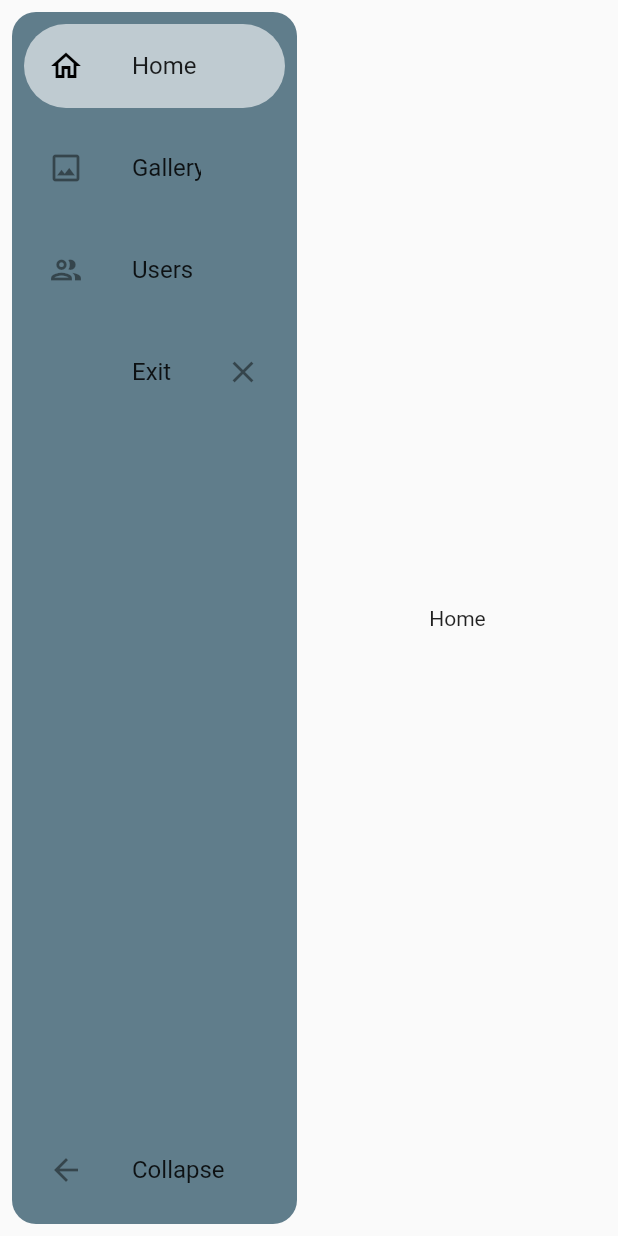
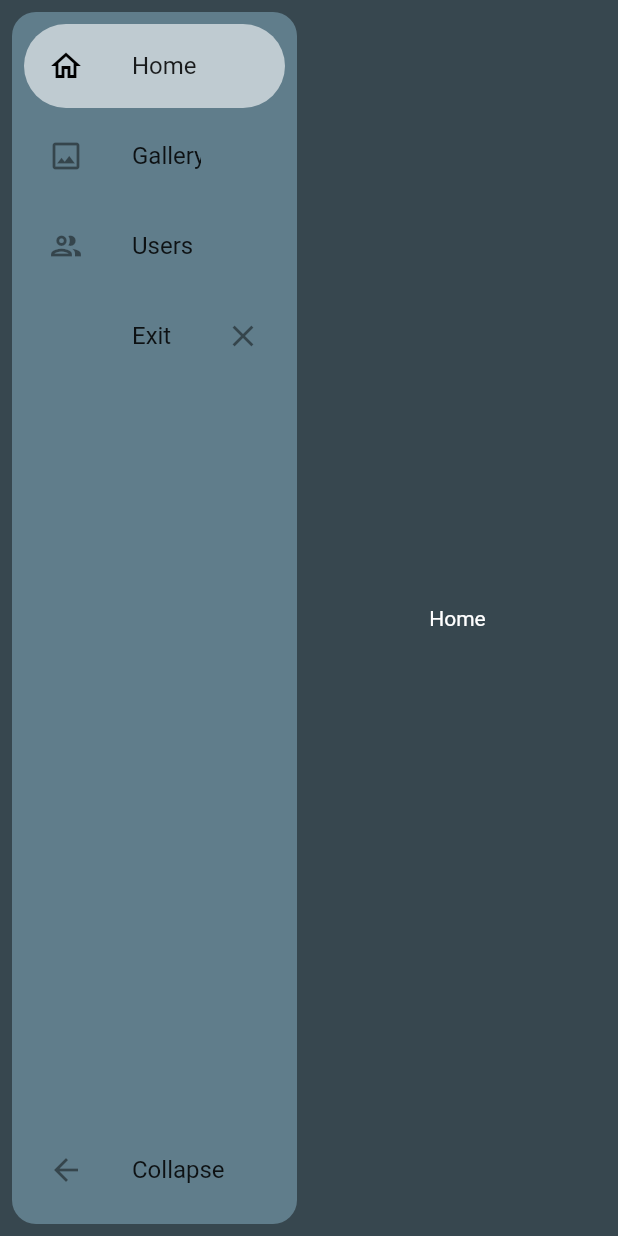
Before and after one commit to felixkriechbaum/SimpleSidebar, a Flutter app: the screen it shows after launch, after a tap on "Collapse", on a phone screen of 412 x 824 dp. Run offline on Flutter 3.47's test engine with Material 2 defaults, Android fonts, the phone set to English and light mode, and no system bars.

Commit message:
bugfixing, extending example, adjusted changelog, fixed lint warnings

```diff
--- a/example/analysis_options.yaml
+++ b/example/analysis_options.yaml
@@ -22,8 +22,8 @@ linter:
   # `// ignore_for_file: name_of_lint` syntax on the line or in the file
   # producing the lint.
   rules:
+
     # avoid_print: false  # Uncomment to disable the `avoid_print` rule
     # prefer_single_quotes: true  # Uncomment to enable the `prefer_single_quotes` rule
-
 # Additional information about this file can be found at
 # https://dart.dev/guides/language/analysis-options
--- a/example/lib/main.dart
+++ b/example/lib/main.dart
@@ -1,5 +1,6 @@
 import 'dart:developer';
 
+import 'package:flutter/foundation.dart';
 import 'package:flutter/material.dart';
 import 'package:simple_sidebar/simple_sidebar.dart';
 import 'package:simple_sidebar/simple_sidebar_item.dart';
@@ -15,27 +16,20 @@ class MyApp extends StatelessWidget {
   @override
   Widget build(BuildContext context) {
     return MaterialApp(
-      title: 'Flutter Demo',
+      title: 'Simplesidebar Demo',
       theme: ThemeData(
-        primarySwatch: Colors.blue,
+        textTheme: const TextTheme(
+          bodyText1: TextStyle(color: Colors.white),
+          bodyText2: TextStyle(color: Colors.white),
         ),
-      home: const MyHomePage(title: 'Flutter Demo Home Page'),
+      ),
+      debugShowCheckedModeBanner: kDebugMode,
+      home: MyHomePage(title: 'Flutter Demo Home Page'),
     );
   }
 }
 
 class MyHomePage extends StatefulWidget {
-  const MyHomePage({super.key, required this.title});
-
-  final String title;
-
-  @override
-  State<MyHomePage> createState() => _MyHomePageState();
-}
-
-class _MyHomePageState extends State<MyHomePage> {
-  int selected = 0;
-  bool isVisible = true;
   final List<SimpleSidebarItem> sidebarItems = [
     SimpleSidebarItem(
         title: "Home",
@@ -54,22 +48,28 @@ class _MyHomePageState extends State<MyHomePage> {
         iconEnd: Icons.close,
         child: const Center(child: Text("Exit"))),
   ];
+  final String title;
 
+  MyHomePage({super.key, required this.title});
+
+  @override
+  State<MyHomePage> createState() => _MyHomePageState();
+}
+
+class _MyHomePageState extends State<MyHomePage> {
+  int selected = 0;
+  bool isVisible = true;
   @override
   Widget build(BuildContext context) {
     return Scaffold(
+        backgroundColor: Colors.blueGrey[800],
         body: Row(
           children: [
             SimpleSidebar(
               simpleSidebarTheme: SimpleSidebarTheme(),
-          initialState: false,
-          sidebarItems: sidebarItems,
-          onTapped: (value) {
-            log("Switch to Item with value $value");
-            setState(() {
-              selected = value;
-            });
-          },
+              initialExpanded: false,
+              sidebarItems: widget.sidebarItems,
+              onTapped: (value) => onTapped(value),
               toggleSidebar: (value) {
                 log("Sidebar is now $value");
               },
@@ -77,13 +77,28 @@ class _MyHomePageState extends State<MyHomePage> {
             Expanded(
               child: AnimatedOpacity(
                 opacity: isVisible ? 1 : 0,
-            duration: const Duration(milliseconds: 100),
+                duration: const Duration(milliseconds: 400),
                 child: Container(
                     margin: const EdgeInsets.all(8),
-                child: sidebarItems.elementAt(selected).child),
+                    child: widget.sidebarItems.elementAt(selected).child),
               ),
             )
           ],
         ));
   }
+
+  void onTapped(int value) {
+    setState(() {
+      isVisible = false;
+    });
+    Future.delayed(const Duration(milliseconds: 400), () {
+      setState(() {
+        selected = value;
+      });
+    }).then((value) {
+      setState(() {
+        isVisible = true;
+      });
+    });
   }
+}
--- a/lib/simple_sidebar.dart
+++ b/lib/simple_sidebar.dart
@@ -1,4 +1,6 @@
 library simple_sidebar;
+
+import 'dart:developer';
 
 import 'package:flutter/material.dart';
 import 'package:simple_sidebar/simple_sidebar_element.dart';
@@ -12,13 +14,10 @@ class SimpleSidebar extends StatefulWidget {
   final Widget? titleImage;
   final String? titleText;
   final String? titleSubText;
-  final bool? initialState;
-  final bool? startIndexWithOne;
-  SimpleSidebarTheme simpleSidebarTheme;
+  final bool? initialExpanded;
+  final SimpleSidebarTheme simpleSidebarTheme;
 
-  bool isExpanded = false;
-  int selectedValue = 0;
-  SimpleSidebar(
+  const SimpleSidebar(
       {required this.sidebarItems,
       required this.onTapped,
       required this.simpleSidebarTheme,
@@ -26,28 +25,34 @@ class SimpleSidebar extends StatefulWidget {
       this.titleImage,
       this.titleText,
       this.titleSubText,
-      this.initialState,
-      this.startIndexWithOne,
-      super.key}) {
-    isExpanded = initialState ?? false;
-  }
+      this.initialExpanded,
+      super.key});
 
   @override
   State<SimpleSidebar> createState() => _SimpleSidebarState();
 }
 
 class _SimpleSidebarState extends State<SimpleSidebar> {
+  bool isExpanded = false;
+  int selectedValue = 0;
+
+  @override
+  void initState() {
+    isExpanded = widget.initialExpanded ?? false;
+    super.initState();
+  }
+
   @override
   Widget build(BuildContext context) {
     return AnimatedContainer(
       margin: const EdgeInsets.fromLTRB(8, 8, 0, 8),
       duration: const Duration(milliseconds: 400),
       curve: Curves.easeInOut,
-      width: widget.isExpanded
+      width: isExpanded
           ? widget.simpleSidebarTheme.expandedWidth ?? 190
           : widget.simpleSidebarTheme.collapsedWidth ?? 73,
       decoration: BoxDecoration(
-          color: widget.isExpanded
+          color: isExpanded
               ? widget.simpleSidebarTheme.expandedBackgroundColor
               : widget.simpleSidebarTheme.collapsedBackgroundColor,
           borderRadius: BorderRadius.circular(16)),
@@ -70,14 +75,14 @@ class _SimpleSidebarState extends State<SimpleSidebar> {
                           height: 54,
                           color: Colors.red,
                           child: widget.titleImage)
-                      : SizedBox(),
+                      : const SizedBox(),
                   Column(
                     mainAxisAlignment: MainAxisAlignment.spaceEvenly,
                     children: [
                       AnimatedContainer(
                         duration: const Duration(milliseconds: 400),
                         curve: Curves.easeInOut,
-                        width: widget.isExpanded ? 110 : 0,
+                        width: isExpanded ? 110 : 0,
                         child: widget.titleText != null
                             ? Text(
                                 widget.titleText.toString(),
@@ -89,13 +94,13 @@ class _SimpleSidebarState extends State<SimpleSidebar> {
                       AnimatedContainer(
                         duration: const Duration(milliseconds: 400),
                         curve: Curves.easeInOut,
-                        width: widget.isExpanded ? 110 : 0,
+                        width: isExpanded ? 110 : 0,
                         child: widget.titleSubText != null
                             ? Text(
                                 widget.titleSubText.toString(),
                                 overflow: TextOverflow.fade,
                                 softWrap: false,
-                                style: TextStyle(
+                                style: const TextStyle(
                                     fontSize: 12, color: Colors.black),
                               )
                             : null,
@@ -105,9 +110,8 @@ class _SimpleSidebarState extends State<SimpleSidebar> {
                 ],
               ),
               ListView.separated(
-                separatorBuilder: (BuildContext context, int index) =>
-                    const SizedBox(
-                  height: 8,
+                separatorBuilder: (BuildContext context, int index) => SizedBox(
+                  height: widget.simpleSidebarTheme.distanceBetweenElements,
                 ),
                 shrinkWrap: true,
                 itemCount: widget.sidebarItems.length,
@@ -118,7 +122,7 @@ class _SimpleSidebarState extends State<SimpleSidebar> {
               ),
               const Spacer(),
               Tooltip(
-                message: widget.isExpanded ? "Collapse" : "Expand",
+                message: isExpanded ? "Collapse" : "Expand",
                 child: Container(
                   decoration: BoxDecoration(
                     borderRadius: BorderRadius.circular(32),
@@ -126,7 +130,7 @@ class _SimpleSidebarState extends State<SimpleSidebar> {
                   child: ListTile(
                     shape: RoundedRectangleBorder(
                         borderRadius: BorderRadius.circular(32)),
-                    leading: widget.isExpanded
+                    leading: isExpanded
                         ? const Icon(Icons.arrow_back)
                         : const Icon(Icons.arrow_forward),
                     title: const Text("Collapse",
@@ -144,11 +148,11 @@ class _SimpleSidebarState extends State<SimpleSidebar> {
   }
 
   Widget listTileElement(SimpleSidebarItem item, int index) {
-    bool isSelected = widget.selectedValue == index;
+    bool isSelected = selectedValue == index;
     return Tooltip(
       message: item.title,
       child: Container(
-        margin: EdgeInsets.only(bottom: 4),
+        margin: const EdgeInsets.only(bottom: 4),
         decoration: BoxDecoration(
           borderRadius: BorderRadius.circular(32),
           color: isSelected
@@ -172,10 +176,10 @@ class _SimpleSidebarState extends State<SimpleSidebar> {
             softWrap: false,
           ),
           onTap: () {
-            widget.onTapped(
-                widget.startIndexWithOne ?? false ? index + 1 : index);
+            log(index.toString());
+            widget.onTapped(index);
             setState(() {
-              widget.selectedValue = index;
+              selectedValue = index;
             });
           },
           hoverColor: widget.simpleSidebarTheme.hoverColor,
@@ -186,8 +190,8 @@ class _SimpleSidebarState extends State<SimpleSidebar> {
 
   toggleExpanded() {
     setState(() {
-      widget.isExpanded = !widget.isExpanded;
-      widget.toggleSidebar(widget.isExpanded);
+      isExpanded = !isExpanded;
+      widget.toggleSidebar(isExpanded);
     });
   }
 }
--- a/lib/simple_sidebar_theme.dart
+++ b/lib/simple_sidebar_theme.dart
@@ -12,6 +12,7 @@ class SimpleSidebarTheme {
   Color hoverColor;
   double? expandedWidth = 190;
   double? collapsedWidth = 73;
+  double? distanceBetweenElements = 8;
 
   SimpleSidebarTheme(
       {this.expandedBackgroundColor = Colors.blueGrey,
@@ -24,5 +25,6 @@ class SimpleSidebarTheme {
       this.unselectedTextColor = Colors.black45,
       this.hoverColor = Colors.black12,
       this.expandedWidth,
-      this.collapsedWidth});
+      this.collapsedWidth,
+      this.distanceBetweenElements});
 }
```
Also changed, not shown: pubspec.yaml (+2 -37 lines), 3 other files. Lines whose indentation alone changed are shown as unchanged.
